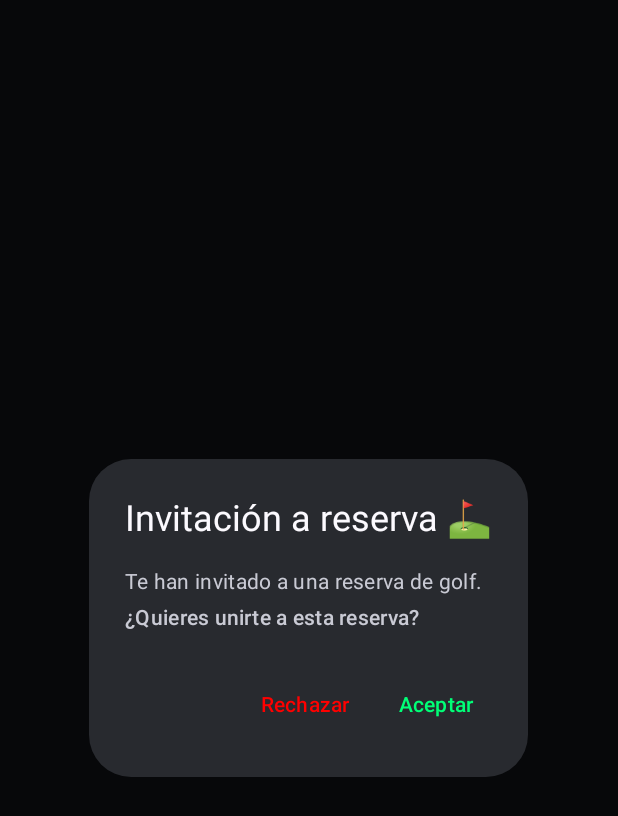
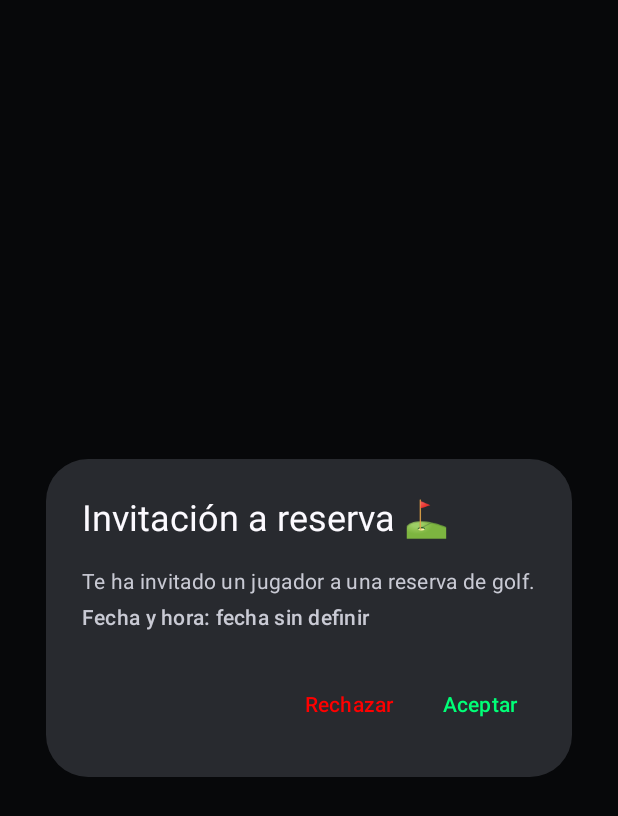
Before and after one commit to maraloeDev/TFG_Golf_Master, an Android app built with Jetpack Compose: the composable InvitacionDialog shown on its own in the app's theme, on a phone screen of 412 x 824 dp. Shown: the top 816 px of the screen. Run offline under Robolectric (Android 15) with nearby library versions, the phone set to English and light mode, and no system bars; our stand-ins replace Firebase (no records; nobody signed in at launch, a user with empty details on screens opened directly).

Commit message:
RESERVAS

```diff
--- a/GolfMaster/app/src/main/java/com/maraloedev/golfmaster/model/Invitacion.kt
+++ b/GolfMaster/app/src/main/java/com/maraloedev/golfmaster/model/Invitacion.kt
@@ -4,9 +4,11 @@ import com.google.firebase.Timestamp
 
 data class Invitacion(
     val id: String = "",
-    val deId: String = "",
-    val paraId: String = "",
-    val reservaId: String = "",
-    val estado: String = "pendiente",
+    val deId: String = "",           // uid de quien invita
+    val paraId: String = "",         // uid invitado
+    val reservaId: String = "",      // id de la reserva
+    val nombreDe: String = "",       // nombre de quien invita
+    val fecha: Timestamp? = null,    // fecha/hora de la reserva
+    val estado: String = "pendiente",   // "pendiente", "aceptada", "rechazada"
     val creadaEn: Timestamp = Timestamp.now()
 )
--- a/GolfMaster/app/src/main/java/com/maraloedev/golfmaster/view/reservas/ReservasScreen.kt
+++ b/GolfMaster/app/src/main/java/com/maraloedev/golfmaster/view/reservas/ReservasScreen.kt
@@ -250,13 +250,21 @@ fun ReservasScreen(vm: ReservasViewModel = viewModel()) {
 private fun ReservaCard(r: Reserva) {
     val df = remember { SimpleDateFormat("dd MMMM yyyy - HH:mm", Locale("es", "ES")) }
 
+    // Evitar "9 hoyos Hoyos"
+    val textoHoyosBruto = r.hoyos?.trim().orEmpty()
+    val textoHoyos = when {
+        textoHoyosBruto.isBlank() -> "-- hoyos"
+        textoHoyosBruto.contains("hoyo", ignoreCase = true) -> textoHoyosBruto
+        else -> "$textoHoyosBruto hoyos"
+    }
+
     Surface(
         color = CardBg,
         shape = RoundedCornerShape(14.dp),
         modifier = Modifier.fillMaxWidth()
     ) {
         Column(Modifier.padding(14.dp)) {
-            Text("⛳ ${r.hoyos ?: "--"} Hoyos", color = Color.White, fontWeight = FontWeight.SemiBold)
+            Text("⛳ $textoHoyos", color = Color.White, fontWeight = FontWeight.SemiBold)
             Text(
                 r.fecha?.toDate()?.let(df::format) ?: "Sin fecha",
                 color = Color.White.copy(alpha = .8f)
@@ -269,6 +277,7 @@ private fun ReservaCard(r: Reserva) {
         }
     }
 }
+
 
 /* ============================================================
    🟩 PILLS
@@ -619,6 +628,10 @@ fun InvitacionDialog(
     onAceptar: () -> Unit,
     onRechazar: () -> Unit
 ) {
+    val df = remember { SimpleDateFormat("dd/MM/yyyy HH:mm", Locale("es", "ES")) }
+    val fechaTexto = invitacion.fecha?.toDate()?.let(df::format) ?: "fecha sin definir"
+    val nombre = if (invitacion.nombreDe.isNotBlank()) invitacion.nombreDe else "un jugador"
+
     AlertDialog(
         onDismissRequest = { /* obligamos a decidir */ },
         title = {
@@ -626,10 +639,10 @@ fun InvitacionDialog(
         },
         text = {
             Column {
-                Text("Te han invitado a una reserva de golf.")
+                Text("Te ha invitado $nombre a una reserva de golf.")
                 Spacer(Modifier.height(4.dp))
                 Text(
-                    text = "¿Quieres unirte a esta reserva?",
+                    text = "Fecha y hora: $fechaTexto",
                     fontWeight = FontWeight.SemiBold
                 )
             }
```
Also changed, not shown: GolfMaster/app/src/main/java/com/maraloedev/golfmaster/model/FirebaseRepo.kt (+7 -2 lines), GolfMaster/app/src/main/java/com/maraloedev/golfmaster/view/reservas/ReservasViewModel.kt (+84 -30 lines).
